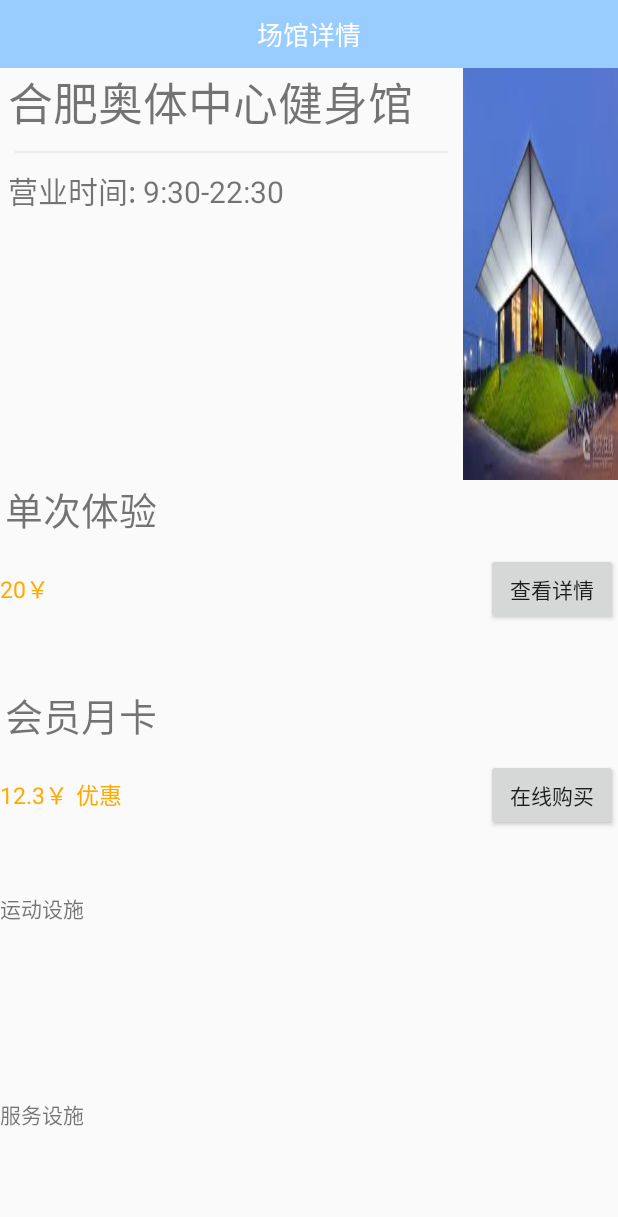
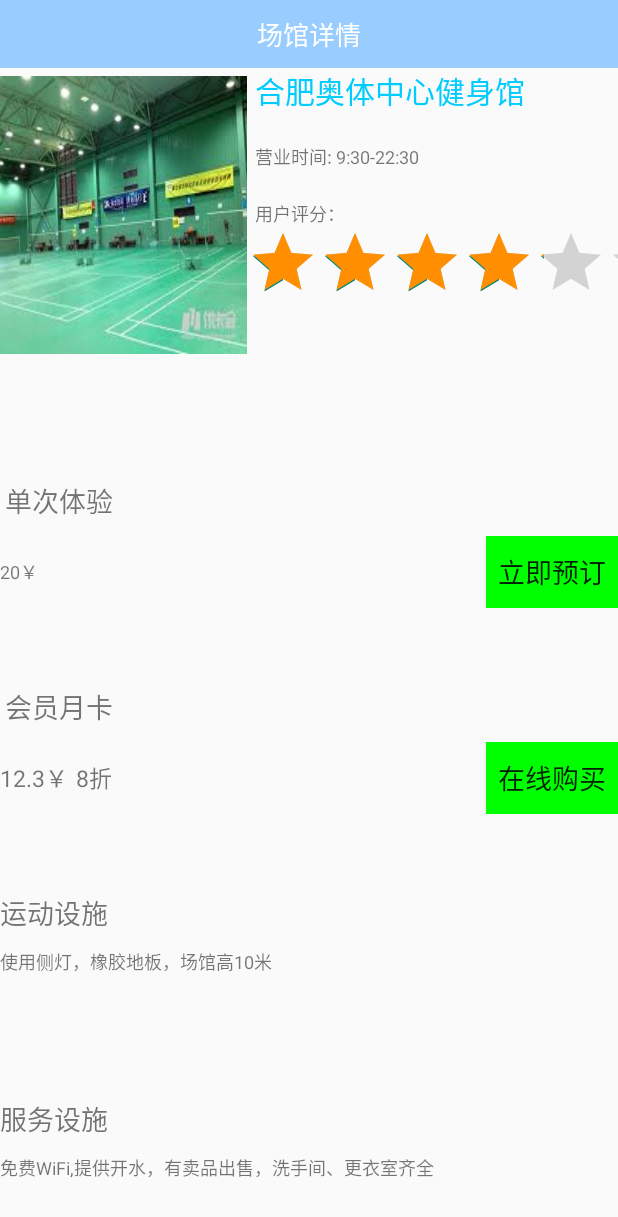
Before and after one commit to Guo-Dong-Ba-Team/guodong, an Android app: the SportVenueDetailActivity screen opened directly, with no data from a screen before it, on a phone screen of 412 x 824 dp. Shown: the top 1217 px of the screen. Run offline under Robolectric (Android 15) with nearby library versions, the phone set to English and light mode, and no system bars.

Commit message:
Update Gym List Page and Gym Detail Page

```diff
--- a/app/src/main/java/com/guodong/activity/SportVenueDetailActivity.java
+++ b/app/src/main/java/com/guodong/activity/SportVenueDetailActivity.java
@@ -6,7 +6,9 @@ import android.content.Intent;
 import android.os.Bundle;
 import android.view.Menu;
 import android.view.MenuItem;
+import android.view.View;
 import android.view.Window;
+import android.widget.Button;
 
 import com.guodong.R;
 
@@ -19,6 +21,20 @@ public class SportVenueDetailActivity extends Activity
         super.onCreate(savedInstanceState);
         requestWindowFeature(Window.FEATURE_NO_TITLE);
         setContentView(R.layout.sport_venue_detail);
+
+        Button btnOrderNow = (Button) findViewById(R.id.btn_order_now);
+        Button btnVipBuy = (Button) findViewById(R.id.btn_vip_buy);
+
+        btnOrderNow.setOnClickListener(new View.OnClickListener()
+        {
+            @Override
+            public void onClick(View v)
+            {
+                Intent intent = new Intent(SportVenueDetailActivity.this, GymSelectActivity.class);
+                startActivity(intent);
+            }
+        });
+
     }
 
     public static void actionStart(Context context, String gymName) {
--- a/app/src/main/res/layout/sport_venue_detail.xml
+++ b/app/src/main/res/layout/sport_venue_detail.xml
@@ -1,81 +1,107 @@
 <?xml version="1.0" encoding="utf-8"?>
 <LinearLayout xmlns:android="http://schemas.android.com/apk/res/android"
-              android:orientation="vertical"
               android:layout_width="match_parent"
-              android:layout_height="match_parent">
+              android:layout_height="match_parent"
+              android:orientation="vertical">
+
     <TextView
         android:id="@+id/sport_name"
         android:layout_width="match_parent"
         android:layout_height="45dp"
         android:background="#99CCFF"
         android:gravity="center"
-        android:textSize="17sp"
         android:text="场馆详情"
-        android:textColor="#FFFFFF"/>
+        android:textColor="#FFFFFF"
+        android:textSize="17sp"/>
 
     <LinearLayout
-        android:orientation="horizontal"
         android:layout_width="match_parent"
         android:layout_height="0dip"
         android:layout_weight="6"
+        android:orientation="horizontal"
         >
 
+        <com.android.volley.toolbox.NetworkImageView
+            android:layout_width="0dip"
+            android:layout_height="wrap_content"
+            android:layout_marginBottom="5dp"
+            android:layout_marginTop="5dp"
+            android:layout_weight="2"
+            android:background="@drawable/gym2"/>
+
         <LinearLayout
-            android:orientation="vertical"
             android:layout_width="0dip"
+            android:layout_height="wrap_content"
             android:layout_weight="3"
-            android:layout_height="wrap_content">
+            android:orientation="vertical">
 
             <TextView
                 android:layout_width="match_parent"
-                android:layout_height="wrap_content"
+                android:layout_height="0dp"
                 android:layout_marginLeft="5dip"
-                android:textSize="30dip"
-                android:text="合肥奥体中心健身馆"/>
+                android:layout_weight="6"
+                android:text="合肥奥体中心健身馆"
+                android:textColor="#0cf"
+                android:textSize="20dip"/>
 
-            <View android:layout_width="match_parent"
-                  android:layout_height="1dip"
-                  android:background="#eaeaea"
-                  android:layout_marginLeft="10dip"
-                  android:layout_marginRight="10dip"
-                  android:layout_marginTop="10dip"
-                  android:layout_marginBottom="10dip"/>
 
             <TextView
                 android:layout_width="match_parent"
-                android:layout_height="wrap_content"
+                android:layout_height="0dp"
                 android:layout_marginLeft="5dip"
-                android:textSize="20dip"
-                android:text="营业时间: 9:30-22:30"/>
+                android:layout_marginTop="20dp"
+                android:layout_weight="6"
+                android:text="营业时间: 9:30-22:30"
+                android:textSize="12dip"/>
+
+            <TextView
+                android:layout_width="match_parent"
+                android:layout_height="0dp"
+                android:layout_marginLeft="5dip"
+                android:layout_marginTop="20dp"
+                android:layout_weight="6"
+                android:text="用户评分："
+                android:textSize="12dip"/>
+
+
+            <RatingBar
+                android:layout_width="match_parent"
+                android:layout_height="0dp"
+                android:layout_weight="6"
+                android:isIndicator="true"
+                android:numStars="5"
+                android:rating="4"
+                android:progressTint="#ff8f00"
+                android:stepSize="1"
+                />
         </LinearLayout>
 
-        <com.android.volley.toolbox.NetworkImageView
-            android:layout_width="0dip"
-            android:layout_weight="1"
-            android:layout_height="match_parent"
-            android:background="@drawable/sport_venue_1"/>
+
     </LinearLayout>
+
     <include
+        layout="@layout/sport_venue_detail_price"
         android:layout_width="match_parent"
         android:layout_height="0dip"
-        android:layout_weight="3"
-        layout="@layout/sport_venue_detail_price"/>
+        android:layout_weight="3"/>
 
     <include
+        layout="@layout/sport_venue_detail_vip"
         android:layout_width="match_parent"
         android:layout_height="0dip"
+        android:layout_weight="3"/>
+
+    <include
+        layout="@layout/sport_venue_hardware_detail"
+        android:layout_width="match_parent"
+        android:layout_height="0dp"
         android:layout_weight="3"
-        layout="@layout/sport_venue_detail_vip"/>
+        />
 
-    <TextView
+    <include
+        layout="@layout/sport_venue_detail_service"
         android:layout_width="match_parent"
-        android:layout_height="0dip"
-        android:layout_weight="3"
-        android:text="运动设施"/>
-
-    <TextView
-        android:layout_width="match_parent"
-        android:layout_height="0dip"
+        android:layout_height="0dp"
         android:layout_weight="2"
-        android:text="服务设施"/>
+        />
 </LinearLayout>
--- a/app/src/main/res/layout/sport_venue_detail_price.xml
+++ b/app/src/main/res/layout/sport_venue_detail_price.xml
@@ -4,12 +4,12 @@
               android:layout_height="wrap_content"
               android:orientation="vertical">
 
-    <TextView
+        <TextView
         android:layout_width="match_parent"
         android:layout_height="wrap_content"
         android:layout_marginLeft="3dip"
         android:layout_marginBottom="10dip"
-        android:textSize="25dip"
+        android:textSize="18dip"
         android:text="单次体验"
         />
 
@@ -24,8 +24,7 @@
             android:layout_height="wrap_content"
             android:layout_alignParentLeft="true"
             android:layout_centerVertical="true"
-            android:textColor="#fa0"
-            android:textSize="15dip"
+            android:textSize="12dip"
             android:text="20￥"
             />
 
@@ -43,12 +42,13 @@
             />
             -->
         <Button
-            android:id="@+id/button1"
+            android:id="@+id/btn_order_now"
             android:layout_width="wrap_content"
             android:layout_height="wrap_content"
             android:layout_alignParentRight="true"
-
-            android:text="查看详情"
+            android:background="#0f0"
+            android:textSize="18dp"
+            android:text="立即预订"
             />
     </RelativeLayout>
 
--- /dev/null
+++ b/app/src/main/res/layout/sport_venue_detail_service.xml
@@ -0,0 +1,21 @@
+<?xml version="1.0" encoding="utf-8"?>
+<LinearLayout xmlns:android="http://schemas.android.com/apk/res/android"
+              android:orientation="vertical"
+              android:layout_width="match_parent"
+              android:layout_height="wrap_content">
+
+    <TextView
+        android:layout_width="match_parent"
+        android:layout_height="wrap_content"
+        android:textSize="18dp"
+        android:text="服务设施"
+        />
+    <TextView
+        android:layout_width="wrap_content"
+        android:layout_height="wrap_content"
+        android:layout_marginTop="10dp"
+        android:textSize="12sp"
+        android:text="免费WiFi,提供开水，有卖品出售，洗手间、更衣室齐全"
+        />
+
+</LinearLayout>
--- a/app/src/main/res/layout/sport_venue_detail_vip.xml
+++ b/app/src/main/res/layout/sport_venue_detail_vip.xml
@@ -9,7 +9,7 @@
         android:layout_height="wrap_content"
         android:layout_marginLeft="3dip"
         android:layout_marginBottom="10dip"
-        android:textSize="25dip"
+        android:textSize="18dip"
         android:text="会员月卡"
         />
 
@@ -24,7 +24,6 @@
             android:layout_height="wrap_content"
             android:layout_alignParentLeft="true"
             android:layout_centerVertical="true"
-            android:textColor="#fa0"
             android:textSize="15dip"
             android:text="12.3￥"
             />
@@ -36,16 +35,16 @@
             android:layout_toRightOf="@+id/text1"
             android:layout_centerVertical="true"
             android:layout_marginLeft="5dp"
-            android:textColor="#fa0"
             android:textSize="15dip"
-            android:text="优惠"
+            android:text="8折"
             />
         <Button
-            android:id="@+id/button1"
+            android:id="@+id/btn_vip_buy"
             android:layout_width="wrap_content"
             android:layout_height="wrap_content"
             android:layout_alignParentRight="true"
-
+            android:background="#0f0"
+            android:textSize="18dp"
             android:text="在线购买"
             />
     </RelativeLayout>
--- /dev/null
+++ b/app/src/main/res/layout/sport_venue_hardware_detail.xml
@@ -0,0 +1,21 @@
+<?xml version="1.0" encoding="utf-8"?>
+<LinearLayout xmlns:android="http://schemas.android.com/apk/res/android"
+              android:orientation="vertical"
+              android:layout_width="match_parent"
+              android:layout_height="wrap_content">
+
+    <TextView
+        android:layout_width="match_parent"
+        android:layout_height="wrap_content"
+        android:textSize="18dp"
+        android:text="运动设施"
+        />
+    <TextView
+        android:layout_width="wrap_content"
+        android:layout_height="wrap_content"
+        android:layout_marginTop="10dp"
+        android:textSize="12sp"
+        android:text="使用侧灯，橡胶地板，场馆高10米"
+        />
+
+</LinearLayout>
--- a/app/src/main/res/layout/sport_venue_lists_item.xml
+++ b/app/src/main/res/layout/sport_venue_lists_item.xml
@@ -12,8 +12,8 @@
         android:layout_height="wrap_content"
         android:layout_marginLeft="3dip"
         android:layout_marginBottom="10dip"
-        android:textSize="20dip"
-        android:textColor="#fa0"
+        android:textSize="15dip"
+        android:textColor="#0cf"
         android:text="合肥市奥体中心"
         />
 
@@ -28,8 +28,7 @@
             android:layout_height="wrap_content"
             android:layout_alignParentLeft="true"
             android:layout_centerVertical="true"
-            android:textColor="#fa0"
-            android:textSize="15dip"
+            android:textSize="12dip"
             android:text="12.3￥"
             />
 
@@ -41,16 +40,15 @@
             android:layout_toRightOf="@+id/price"
             android:layout_centerVertical="true"
             android:layout_marginLeft="5dp"
-            android:textColor="#fa0"
-            android:textSize="15dip"
-            android:text="优惠"
+            android:textSize="12dip"
+            android:text="8折"
             />
         <TextView
             android:id="@+id/distance"
             android:layout_width="wrap_content"
             android:layout_height="wrap_content"
             android:layout_alignParentRight="true"
-
+            android:textSize="12dip"
             android:text="12.3km"
             />
     </RelativeLayout>
```
Also changed, not shown: app/src/main/res/drawable/gym1.jpg (added), app/src/main/res/drawable/gym2.jpg (added).
